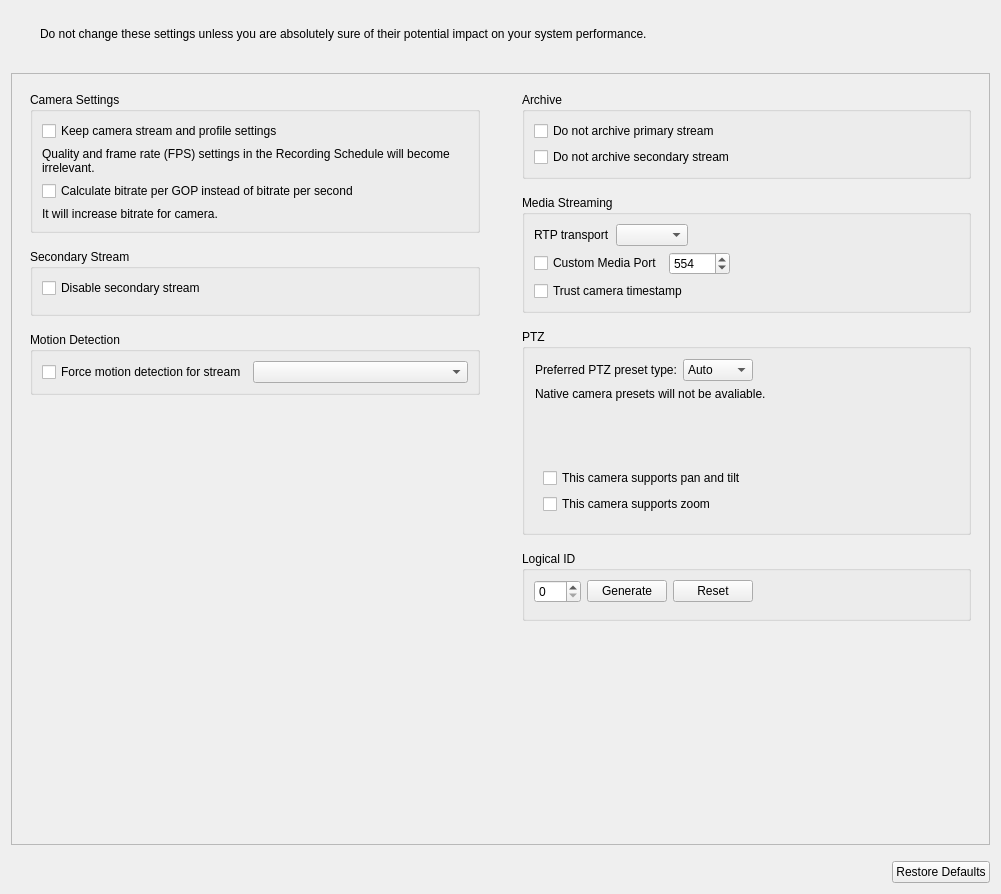
Before: the Qt Designer form vms/client/nx_vms_client_desktop/src/nx/vms/client/desktop/resource_properties/camera/widgets/camera_expert_settings_widget.ui in networkoptix/nx_open, drawn with Qt 5.
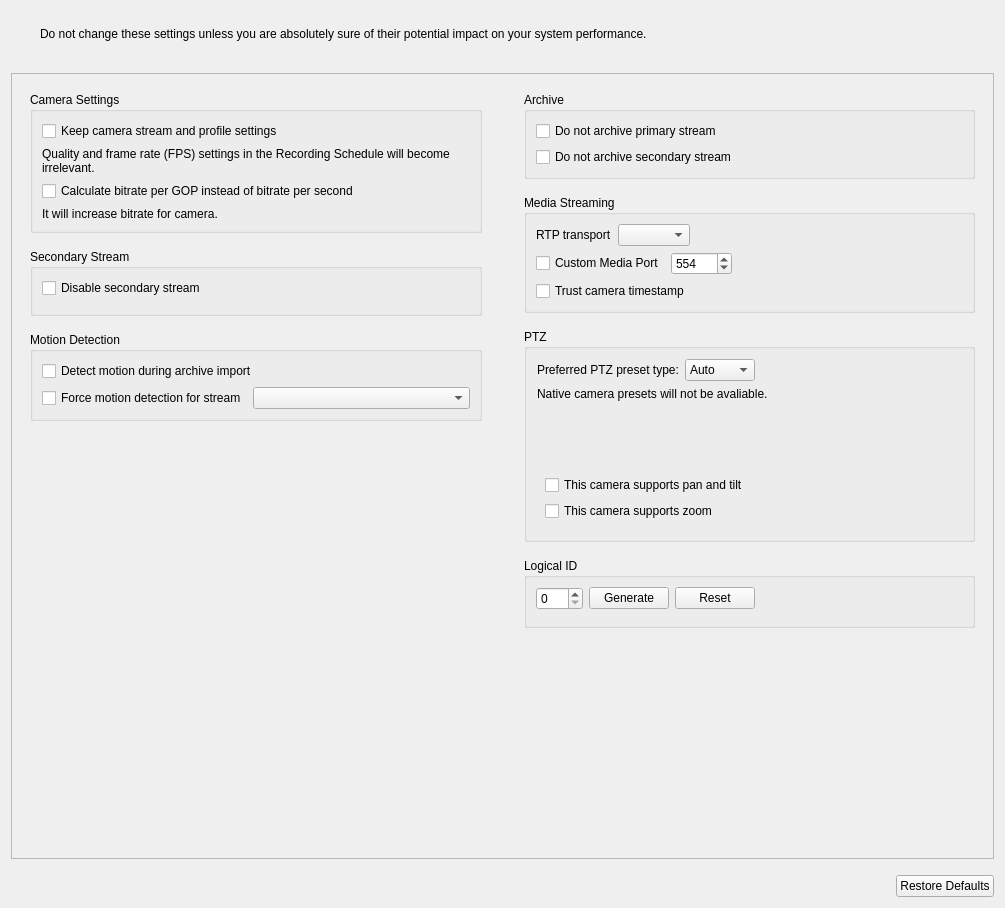
After: the same form once the commit is applied. Custom widgets are drawn as their Qt base class.

Commit message:
VMS-12967: Change motion detection setup for virtual and egde cameras
<==== Mercurial data ====>
Branch: vms_4.0_gui

Diff of the .ui file:
```diff
--- a/vms/client/nx_vms_client_desktop/src/nx/vms/client/desktop/resource_properties/camera/widgets/camera_expert_settings_widget.ui
+++ b/vms/client/nx_vms_client_desktop/src/nx/vms/client/desktop/resource_properties/camera/widgets/camera_expert_settings_widget.ui
@@ -6,8 +6,8 @@
    <rect>
     <x>0</x>
     <y>0</y>
-    <width>1001</width>
-    <height>894</height>
+    <width>1005</width>
+    <height>908</height>
    </rect>
   </property>
   <layout class="QVBoxLayout" name="verticalLayout_5">
@@ -74,8 +74,8 @@
        <rect>
         <x>0</x>
         <y>0</y>
-        <width>973</width>
-        <height>747</height>
+        <width>991</width>
+        <height>798</height>
        </rect>
       </property>
       <layout class="QHBoxLayout" name="horizontalLayout_5" stretch="1,1">
@@ -250,9 +250,26 @@
             </property>
             <layout class="QVBoxLayout" name="verticalLayout_7">
              <item>
+              <widget class="QCheckBox" name="remoteArchiveMotionDetectionCheckBox">
+               <property name="text">
+                <string>Detect motion during archive import</string>
+               </property>
+              </widget>
+             </item>
+             <item>
+              <widget class="QWidget" name="forceSoftMotionDetectionWidget" native="true">
               <layout class="QHBoxLayout" name="horizontalLayout_6">
-               <property name="sizeConstraint">
-                <enum>QLayout::SetNoConstraint</enum>
+                <property name="leftMargin">
+                 <number>0</number>
+                </property>
+                <property name="topMargin">
+                 <number>0</number>
+                </property>
+                <property name="rightMargin">
+                 <number>0</number>
+                </property>
+                <property name="bottomMargin">
+                 <number>0</number>
                </property>
                <item>
                 <widget class="QCheckBox" name="checkBoxForceMotionDetection">
@@ -278,6 +295,7 @@
                 </widget>
                </item>
               </layout>
+              </widget>
              </item>
             </layout>
            </widget>
```
Lines whose indentation alone changed are shown as unchanged. The commit also changes 97 other files.
